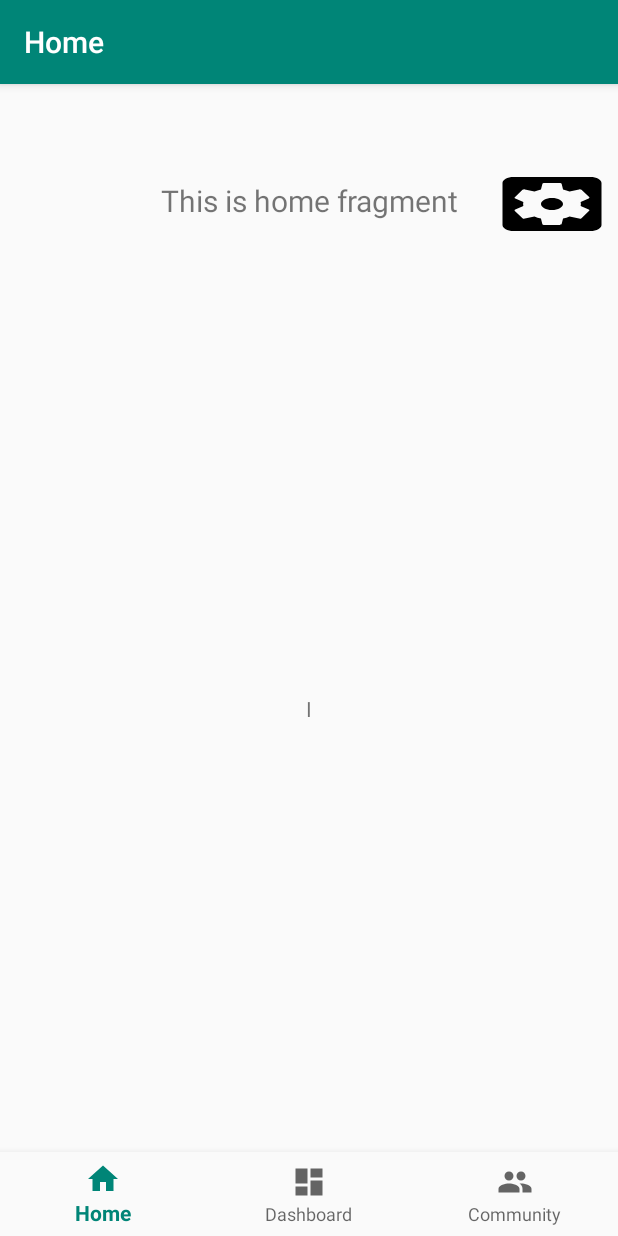
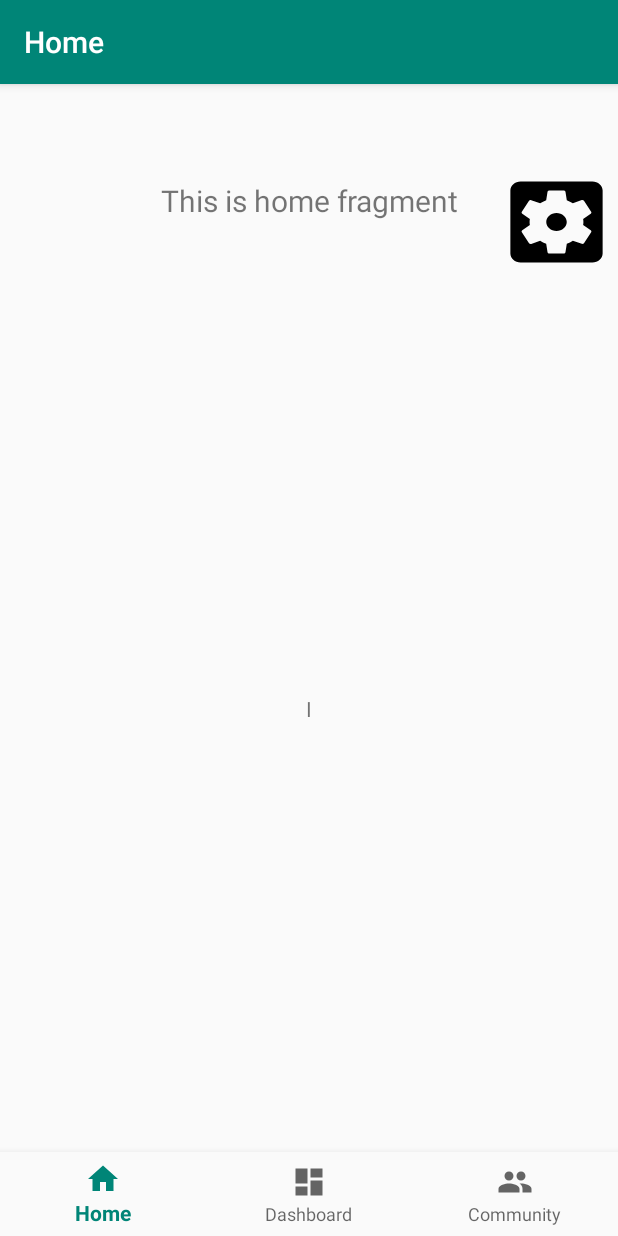
Before and after one commit to jkuan1/Dubhacks-2019, an Android app: the MainActivity screen opened directly, with no data from a screen before it, on a phone screen of 412 x 824 dp. Run offline under Robolectric (Android 15) with nearby library versions, the light colour scheme and no system bars; our stand-ins replace navigation-ui.

Commit message:
12:46 am Settings Button no longer distorted

```diff
--- a/app/src/main/res/layout/activity_main.xml
+++ b/app/src/main/res/layout/activity_main.xml
@@ -27,21 +27,24 @@
         app:defaultNavHost="true"
         app:navGraph="@navigation/mobile_navigation"
         tools:layout_editor_absoluteX="0dp"
-        tools:layout_editor_absoluteY="-214dp" />
+        tools:layout_editor_absoluteY="-214dp" /><![CDATA[
 
-    <Button
-        android:layout_width="wrap_content"
-        android:layout_height="wrap_content"
-        android:background="@drawable/ic_settings_applications_black_24dp"
-        app:layout_constraintEnd_toEndOf="parent"
-        app:layout_constraintTop_toTopOf="parent" />
-        app:layout_constraintBottom_toTopOf="@id/nav_view"
+    app:layout_constraintBottom_toTopOf="@id/nav_view"
         app:layout_constraintHorizontal_bias="0.0"
         app:layout_constraintLeft_toLeftOf="parent"
         app:layout_constraintRight_toRightOf="parent"
         app:layout_constraintTop_toTopOf="parent"
         app:layout_constraintVertical_bias="0.0"
         app:navGraph="@navigation/mobile_navigation" />
+
+    ]]>
+
+    <Button
+        android:layout_width="82dp"
+        android:layout_height="72dp"
+        android:background="@drawable/ic_settings_applications_black_24dp"
+        app:layout_constraintEnd_toEndOf="parent"
+        app:layout_constraintTop_toTopOf="parent" />
 
     <TextView
         android:id="@+id/main_Message"
```
